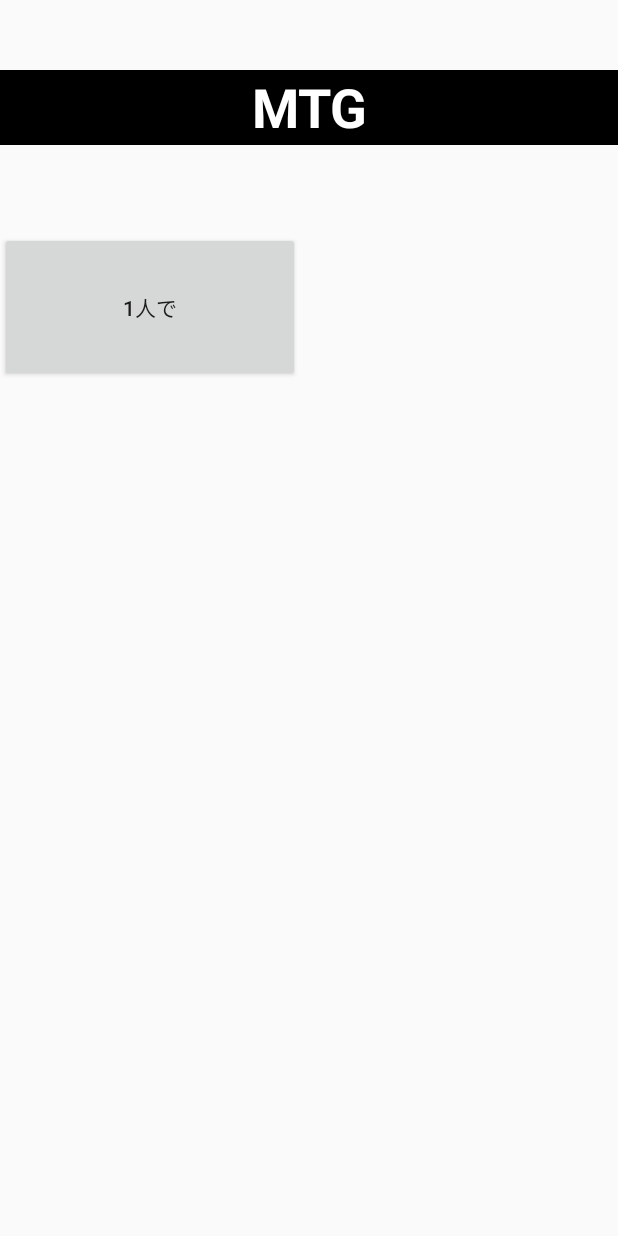
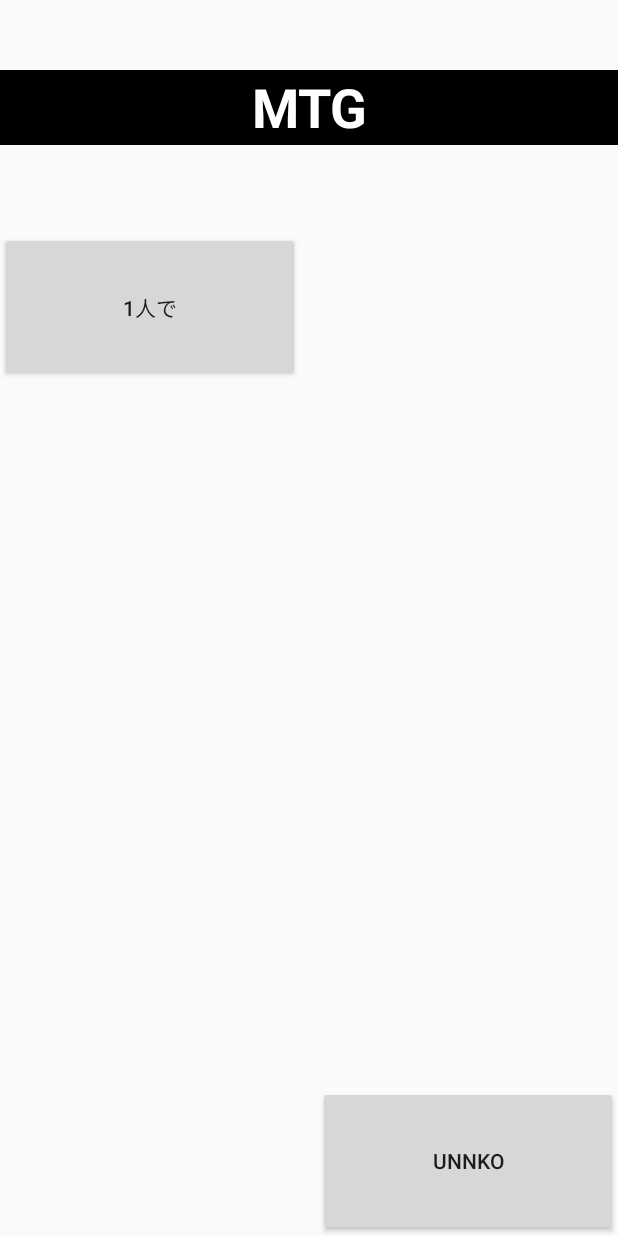
Before and after one commit to SoMaHi/MTG, an Android app: the layout activity_main.xml on its own in the app's theme, with its tools: preview values and no code run, on a phone screen of 412 x 824 dp. Run offline under Robolectric (Android 15) with nearby library versions, the phone set to English and light mode, and no system bars.

Commit message:
UNNKOの追加

```diff
--- a/app/src/main/res/layout/activity_main.xml
+++ b/app/src/main/res/layout/activity_main.xml
@@ -5,6 +5,15 @@
     android:layout_width="match_parent"
     android:layout_height="match_parent"
     tools:context=".MainActivity">
+
+    <Button
+        android:id="@+id/buttonDraftOne2"
+        android:layout_width="200dp"
+        android:layout_height="100dp"
+        android:text="@string/draftOne"
+        app:layout_constraintBottom_toBottomOf="parent"
+        app:layout_constraintEnd_toEndOf="parent"
+        tools:text="unnko" />
 
     <TextView
         android:id="@+id/textViewDraft"
```
